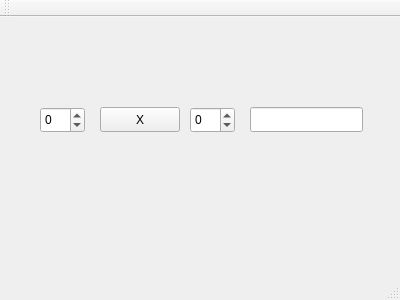
Qt form mainwindow.ui (klaudia1017/program1) before a commit.
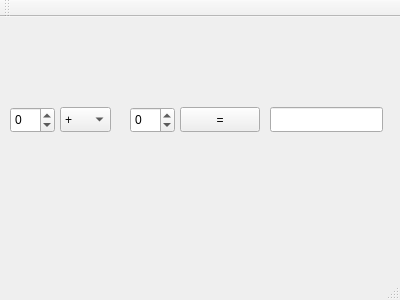
The same form after that commit.

The edit to the form file:
```diff
--- a/mainwindow.ui
+++ b/mainwindow.ui
@@ -17,20 +17,20 @@
    <widget class="QPushButton" name="pushButton">
     <property name="geometry">
      <rect>
-      <x>100</x>
+      <x>180</x>
       <y>90</y>
       <width>80</width>
       <height>25</height>
      </rect>
     </property>
     <property name="text">
-     <string>X</string>
+     <string>=</string>
     </property>
    </widget>
    <widget class="QLineEdit" name="textBox1">
     <property name="geometry">
      <rect>
-      <x>250</x>
+      <x>270</x>
       <y>90</y>
       <width>113</width>
       <height>25</height>
@@ -40,7 +40,7 @@
    <widget class="QSpinBox" name="spinBox">
     <property name="geometry">
      <rect>
-      <x>40</x>
+      <x>10</x>
       <y>90</y>
       <width>45</width>
       <height>26</height>
@@ -56,7 +56,7 @@
    <widget class="QSpinBox" name="spinBox_2">
     <property name="geometry">
      <rect>
-      <x>190</x>
+      <x>130</x>
       <y>90</y>
       <width>45</width>
       <height>26</height>
@@ -69,6 +69,36 @@
      <number>99999</number>
     </property>
    </widget>
+   <widget class="QComboBox" name="comboBox">
+    <property name="geometry">
+     <rect>
+      <x>60</x>
+      <y>90</y>
+      <width>51</width>
+      <height>25</height>
+     </rect>
+    </property>
+    <item>
+     <property name="text">
+      <string>+</string>
+     </property>
+    </item>
+    <item>
+     <property name="text">
+      <string>-</string>
+     </property>
+    </item>
+    <item>
+     <property name="text">
+      <string>x</string>
+     </property>
+    </item>
+    <item>
+     <property name="text">
+      <string>/</string>
+     </property>
+    </item>
+   </widget>
   </widget>
   <widget class="QMenuBar" name="menuBar">
    <property name="geometry">
```
